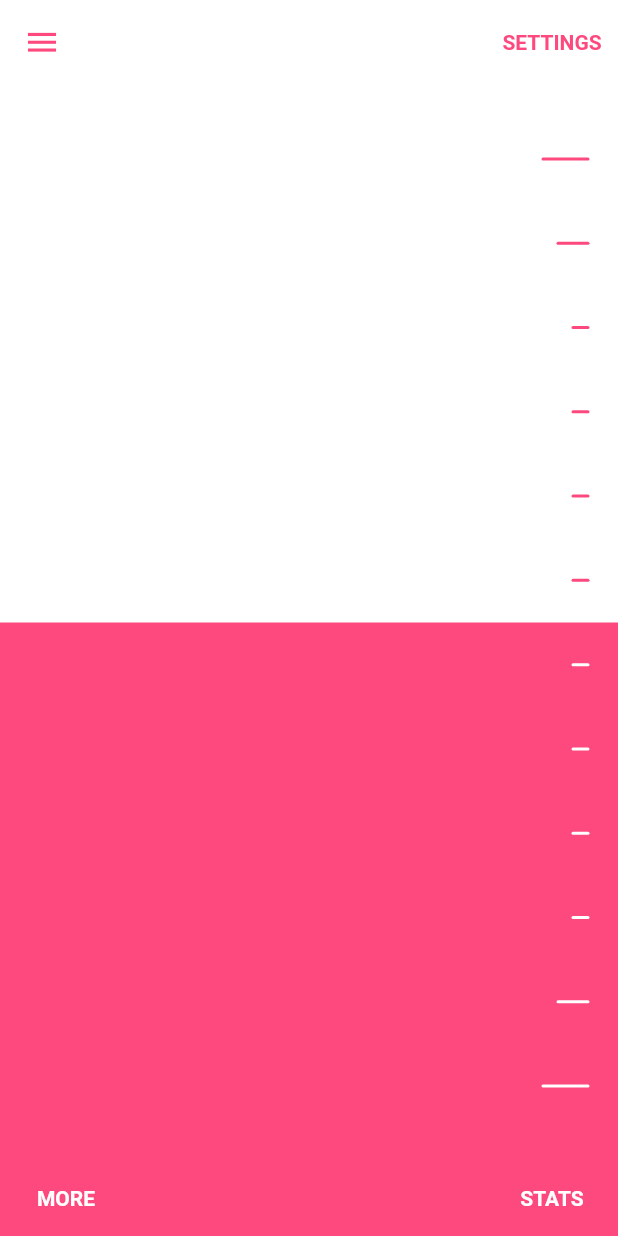
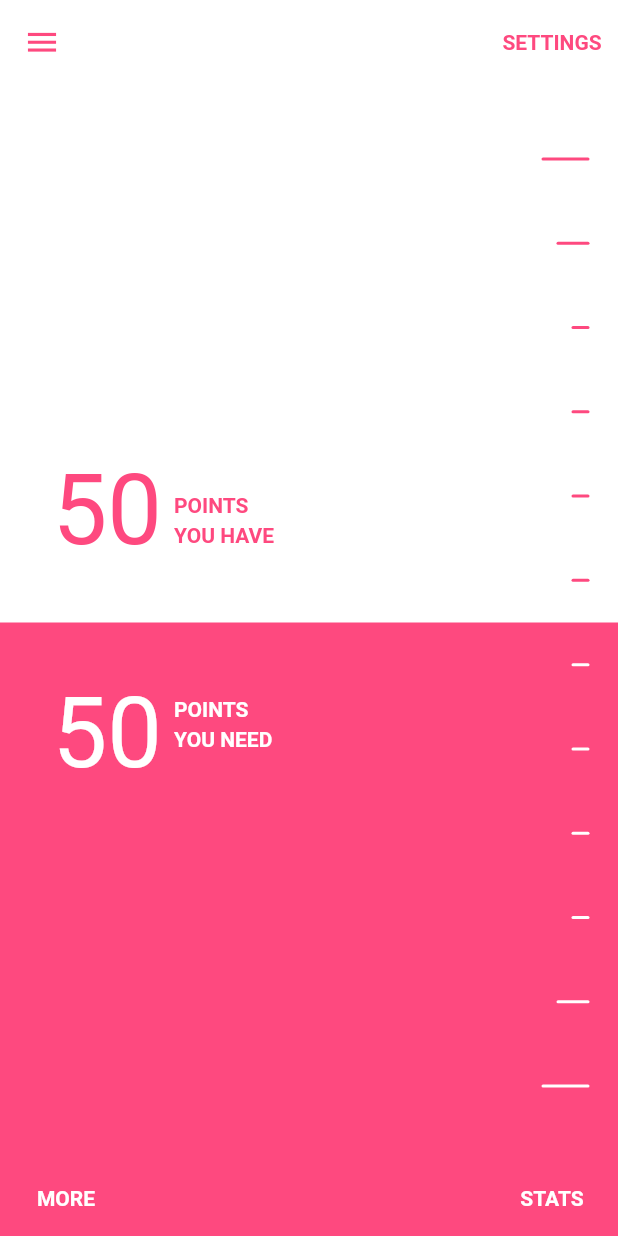
Before and after one commit to 28JayG/springy-slider, a Flutter app: the screen it shows after launch, on a phone screen of 412 x 824 dp. Run offline on Flutter 3.47's test engine with Material 2 defaults, Android fonts, the phone set to English and light mode, and no system bars.

Commit message:
* Solves the clipping issue. * makes the slider actually a slider

```diff
--- a/lib/widgets/points.dart
+++ b/lib/widgets/points.dart
@@ -1,64 +1,63 @@
-//TODO:(3.3)Create a widget for points
 import 'package:flutter/material.dart';
 
-//class Points extends StatelessWidget {
-//  final int points;
-//  final bool isAboveSlider;
-//  final bool isPointsYouNeed;
-//  final Color color;
-//
-//  const Points({
-//    Key key,
-//    this.points,
-//    this.isAboveSlider,
-//    this.isPointsYouNeed,
-//    this.color,
-//  }) : super(key: key);
-//
-//  @override
-//  Widget build(BuildContext context) {
-//    final percent = points / 100.0;
-//    final pointTextSize = 30.0 + (70.0 * percent);
-//
-//    return Row(
-//      crossAxisAlignment:
-//          isAboveSlider ? CrossAxisAlignment.end : CrossAxisAlignment.start,
-//      children: <Widget>[
-//        FractionalTranslation(
-//          translation: Offset(0.0, isAboveSlider ? 0.18 : -0.18),
-//          child: Text(
-//            '$points',
-//            style: TextStyle(
-//              fontSize: pointTextSize,
-//              color: color,
-//            ),
-//          ),
-//        ),
-//        Padding(
-//          padding: EdgeInsets.only(left: 8.0),
-//          child: Column(
-//            crossAxisAlignment: CrossAxisAlignment.start,
-//            mainAxisSize: MainAxisSize.min,
-//            children: <Widget>[
-//              Text(
-//                'POINTS',
-//                style: TextStyle(
-//                  color: color,
-//                  fontWeight: FontWeight.bold,
-//                ),
-//              ),
-//              SizedBox(height: 4.0),
-//              Text(
-//                isPointsYouNeed ? 'YOU NEED' : 'YOU HAVE',
-//                style: TextStyle(
-//                  color: color,
-//                  fontWeight: FontWeight.bold,
-//                ),
-//              ),
-//            ],
-//          ),
-//        )
-//      ],
-//    );
-//  }
-//}
+class Points extends StatelessWidget {
+  final int points;
+  final bool isAboveSlider;
+  final bool isPointsYouNeed;
+  final Color color;
+
+  const Points({
+    Key key,
+    this.points,
+    this.isAboveSlider,
+    this.isPointsYouNeed,
+    this.color,
+  }) : super(key: key);
+
+  @override
+  Widget build(BuildContext context) {
+    final percent = points / 100.0;
+    final pointTextSize = 30.0 + (70.0 * percent);
+
+    return Row(
+      crossAxisAlignment:
+          isAboveSlider ? CrossAxisAlignment.end : CrossAxisAlignment.start,
+      children: <Widget>[
+        FractionalTranslation(
+          translation: Offset(0.0, isAboveSlider ? 0.18 : -0.18),
+          child: Text(
+            '$points',
+            style: TextStyle(
+              fontSize: pointTextSize,
+              color: color,
+            ),
+          ),
+        ),
+        Padding(
+          padding: EdgeInsets.only(left: 8.0),
+          child: Column(
+            crossAxisAlignment: CrossAxisAlignment.start,
+            mainAxisSize: MainAxisSize.min,
+            children: <Widget>[
+              Text(
+                'POINTS',
+                style: TextStyle(
+                  color: color,
+                  fontWeight: FontWeight.bold,
+                ),
+              ),
+              SizedBox(height: 4.0),
+              Text(
+                isPointsYouNeed ? 'YOU NEED' : 'YOU HAVE',
+                style: TextStyle(
+                  color: color,
+                  fontWeight: FontWeight.bold,
+                ),
+              ),
+            ],
+          ),
+        )
+      ],
+    );
+  }
+}
--- a/lib/widgets/springy_slider.dart
+++ b/lib/widgets/springy_slider.dart
@@ -19,16 +19,42 @@ class SpringySlider extends StatefulWidget {
   _SpringySliderState createState() => _SpringySliderState();
 }
 
-//TODO:(3.1) We are gonna use a LayoutBuilder to set the Text
+//TODO:(4.3) Use the Gesture Detector now, Wrap the Stack
 
 class _SpringySliderState extends State<SpringySlider> {
   final paddingTop = 50.0;
   final paddingBottom = 50.0;
-  final slidePercent = 0.75;
+
+  double sliderPercent = 0.5;
+  //TODO:(4.4) Define onPanStart,onPanEnd and onPanUpdate
+//  double startDragY;
+//  double startDragPercent;
+//
+//  void _onPanStart(DragStartDetails details) {
+//      startDragY =details.globalPosition.dy;
+//      startDragPercent  = sliderPercent;
+//  }
+//  void _onPanUpdate(DragUpdateDetails details){
+//    final dragDistance = startDragY - details.globalPosition.dy;
+//    final height = context.size.height;
+//    final dragPercent = dragDistance / height;
+//
+//    sliderPercent = startDragPercent + dragPercent;
+//    setState((){});
+//  }
+//  void _onPanEnd(DragEndDetails details){
+//    startDragY = null;
+//    startDragPercent = null;
+//    setState((){});
+//  }
 
   @override
   Widget build(BuildContext context) {
-    return Stack(
+    return GestureDetector(
+//      onPanStart: _onPanStart,
+//      onPanUpdate: _onPanUpdate,
+//      onPanEnd: _onPanEnd,
+      child: Stack(
         children: <Widget>[
           SliderMarks(
             markCount: widget.markCount,
@@ -37,7 +63,11 @@ class _SpringySliderState extends State<SpringySlider> {
             paddingBottom: paddingBottom,
           ),
           ClipPath(
-          clipper: SliderClipper(),
+            clipper: SliderClipper(
+//              paddingBottom: paddingBottom,
+//              paddingTop: paddingTop,
+//              sliderPercent: sliderPercent,
+            ),
             child: Stack(
               children: <Widget>[
                 Container(
@@ -57,46 +87,43 @@ class _SpringySliderState extends State<SpringySlider> {
               top: paddingBottom,
               bottom: paddingBottom,
             ),
-          //TODO:(3.2) calculate top alignment for the text
-          //TODO(3.4) replace texts for points
-//          child: LayoutBuilder(
-//            builder: (BuildContext context, BoxConstraints constraints) {
-//              final height = constraints.maxHeight;
-//              final top = height * (1.0 - slidePercent);
-//
-//              return Stack(
-//                children: <Widget>[
-//                  Positioned(
-//                    left: 35.0,
-//                    top: top - 50.0,
-//                    child: FractionalTranslation(
-//                      translation: Offset(0.0, -1.0),
-//                      child: Text('TESTING'),
-////                      child: Points(
-////                        color: Theme.of(context).primaryColor,
-////                        isAboveSlider: true,
-////                        isPointsYouNeed: false,
-////                        points: 100 - (slidePercent * 100).floor(),
-////                      ),
-//                    ),
-//                  ),
-//                  Positioned(
-//                    left: 35.0,
-//                    top: top + 50.0,
-//                    child: Text('TESTING'),
-////                    child: Points(
-////                      color: Theme.of(context).scaffoldBackgroundColor,
-////                      isAboveSlider: false,
-////                      isPointsYouNeed: true,
-////                      points: (slidePercent * 100).floor(),
-////                    ),
-//                  ),
-//                ],
-//              );
-//            },
-//          ),
+            child: LayoutBuilder(
+              builder: (BuildContext context, BoxConstraints constraints) {
+                final height = constraints.maxHeight;
+                final top = height * (1.0 - sliderPercent);
+
+                return Stack(
+                  children: <Widget>[
+                    Positioned(
+                      left: 35.0,
+                      top: top - 50.0,
+                      child: FractionalTranslation(
+                        translation: Offset(0.0, -1.0),
+                        child: Points(
+                          color: Theme.of(context).primaryColor,
+                          isAboveSlider: true,
+                          isPointsYouNeed: false,
+                          points: 100 - (sliderPercent * 100).floor(),
+                        ),
+                      ),
+                    ),
+                    Positioned(
+                      left: 35.0,
+                      top: top + 50.0,
+                      child: Points(
+                        color: Theme.of(context).scaffoldBackgroundColor,
+                        isAboveSlider: false,
+                        isPointsYouNeed: true,
+                        points: (sliderPercent * 100).floor(),
+                      ),
                     ),
                   ],
+                );
+              },
+            ),
+          ),
+        ],
+      ),
     );
   }
 }
@@ -186,9 +213,27 @@ class SlideMarksPainter extends CustomPainter {
   }
 }
 
+//TODO:(4.1) Lets Parameterize the CLipper to take in the slide %
+
 class SliderClipper extends CustomClipper<Path> {
+//  final double sliderPercent;
+//  final double paddingTop;
+//  final double paddingBottom;
+//
+//  SliderClipper({
+//    this.sliderPercent,
+//    this.paddingTop,
+//    this.paddingBottom,
+//  });
+
+  //TODO:(4.2) Calculate the top, bottom and height
+
   @override
   Path getClip(Size size) {
+//    final top = paddingTop;
+//    final bottom = size.height;
+//    final height = (bottom - paddingBottom) - top;
+
     Path path = Path();
 
     path.addRect(
@@ -198,6 +243,12 @@ class SliderClipper extends CustomClipper<Path> {
         size.width,
         size.height / 2,
       ),
+//      Rect.fromLTRB(
+//        0.0,
+//        top + ((1.0 - sliderPercent) * height),
+//        size.width,
+//        bottom,
+//      ),
     );
 
     return path;
```
Lines whose indentation alone changed are shown as unchanged.
